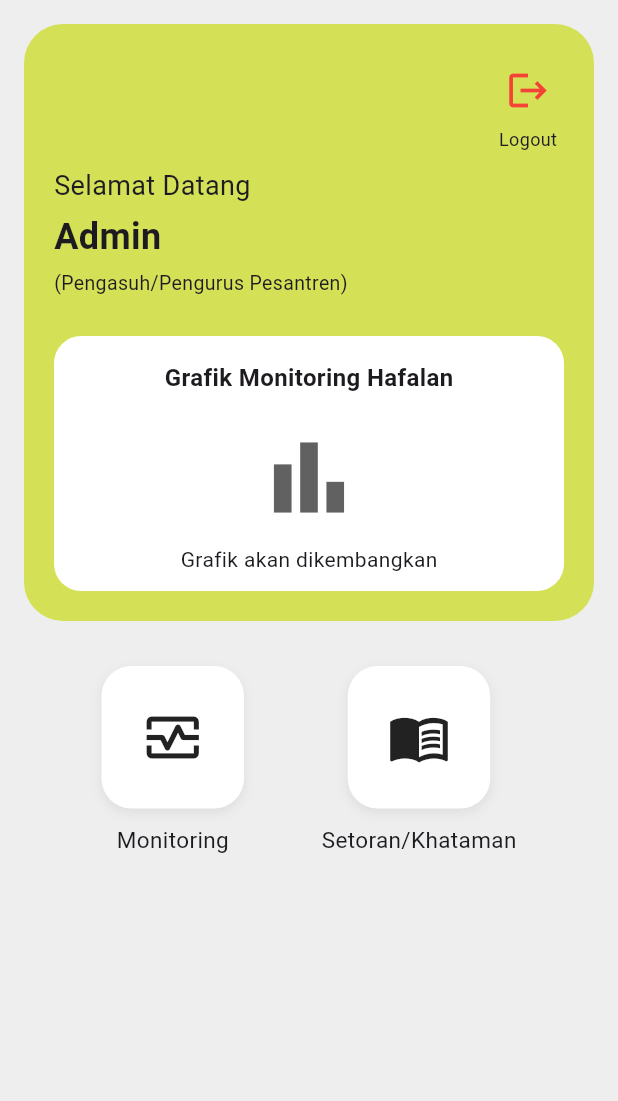
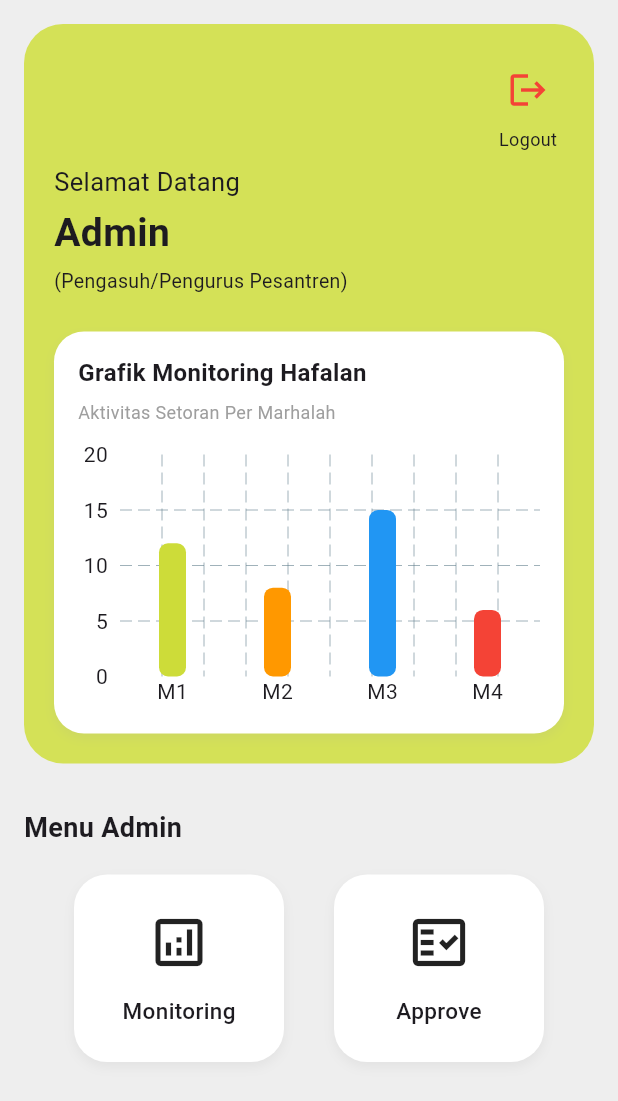
Before and after one commit to kaedehara2/Hafalan_kitab, a Flutter app: the DashboardAdminPage screen opened directly, on a phone screen of 412 x 824 dp. Shown: the top 1101 px of the screen. Run offline on Flutter 3.47's test engine with Material 3 defaults, Android fonts, the phone set to English and light mode, and no system bars; drawn by our look-alikes of fl_chart; our stand-ins replace supabase_flutter; accounts and stored records are empty.

Commit message:
Perbaikan menu dashboard dan penambahan grafik

```diff
--- a/lib/admin/dashboardadmin.dart
+++ b/lib/admin/dashboardadmin.dart
@@ -1,4 +1,5 @@
 import 'package:flutter/material.dart';
+import 'grafik.dart';
 
 class DashboardAdminPage extends StatefulWidget {
 
@@ -19,15 +20,15 @@ class _DashboardAdminPageState
 
     return Scaffold(
 
-      backgroundColor:
-          Colors.grey[200],
+      backgroundColor: Colors.grey[200],
 
       body: SafeArea(
 
+        child: SingleChildScrollView(
+
           child: Padding(
 
-          padding:
-              const EdgeInsets.all(16),
+            padding: const EdgeInsets.all(16),
 
             child: Column(
 
@@ -46,12 +47,10 @@ class _DashboardAdminPageState
 
                   decoration: BoxDecoration(
 
-                  color:
-                      Colors.lime[400],
+                    color: Colors.lime[400],
 
                     borderRadius:
-                      BorderRadius.circular(
-                          26),
+                        BorderRadius.circular(26),
                   ),
 
                   child: Column(
@@ -61,16 +60,13 @@ class _DashboardAdminPageState
 
                     children: [
 
-                    // ================= TOP =================
+                      // ================= LOGOUT =================
                       Row(
 
                         mainAxisAlignment:
-                          MainAxisAlignment
-                              .spaceBetween,
+                            MainAxisAlignment.end,
 
                         children: [
-
-                        const SizedBox(),
 
                           Column(
 
@@ -84,14 +80,19 @@ class _DashboardAdminPageState
                                 },
 
                                 icon: const Icon(
+
                                   Icons.logout,
+
                                   color: Colors.red,
-                                size: 30,
+
+                                  size: 28,
                                 ),
                               ),
 
                               const Text(
+
                                 'Logout',
+
                                 style: TextStyle(
                                   fontSize: 12,
                                 ),
@@ -101,7 +102,7 @@ class _DashboardAdminPageState
                         ],
                       ),
 
-                    const SizedBox(height: 10),
+                      const SizedBox(height: 8),
 
                       // ================= TEXT =================
                       const Text(
@@ -109,7 +110,7 @@ class _DashboardAdminPageState
                         'Selamat Datang',
 
                         style: TextStyle(
-                        fontSize: 18,
+                          fontSize: 17,
                         ),
                       ),
 
@@ -120,7 +121,9 @@ class _DashboardAdminPageState
                         'Admin',
 
                         style: TextStyle(
-                        fontSize: 24,
+
+                          fontSize: 26,
+
                           fontWeight:
                               FontWeight.bold,
                         ),
@@ -137,33 +140,42 @@ class _DashboardAdminPageState
                         ),
                       ),
 
-                    const SizedBox(height: 26),
+                      const SizedBox(height: 24),
 
                       // ================= CARD GRAFIK =================
                       Container(
 
                         width: double.infinity,
 
-                      height: 170,
-
                         padding:
-                          const EdgeInsets.all(
-                              16),
+                            const EdgeInsets.all(16),
 
                         decoration: BoxDecoration(
 
                           color: Colors.white,
 
                           borderRadius:
-                            BorderRadius.circular(
-                                18),
+                              BorderRadius.circular(20),
+
+                          boxShadow: [
+
+                            BoxShadow(
+
+                              color: Colors.grey
+                                  .withOpacity(0.15),
+
+                              blurRadius: 6,
+
+                              offset:
+                                  const Offset(0, 3),
+                            ),
+                          ],
                         ),
 
                         child: Column(
 
-                        mainAxisAlignment:
-                            MainAxisAlignment
-                                .center,
+                          crossAxisAlignment:
+                              CrossAxisAlignment.start,
 
                           children: [
 
@@ -172,27 +184,30 @@ class _DashboardAdminPageState
                               'Grafik Monitoring Hafalan',
 
                               style: TextStyle(
+
                                 fontWeight:
                                     FontWeight.bold,
+
                                 fontSize: 16,
                               ),
                             ),
 
-                          const SizedBox(
-                              height: 20),
+                            const SizedBox(height: 6),
 
-                          Icon(
-                            Icons.bar_chart,
-                            size: 70,
-                            color: Colors.grey[700],
+                            const Text(
+
+                              'Aktivitas Setoran Per Marhalah',
+
+                              style: TextStyle(
+                                fontSize: 12,
+                                color: Colors.grey,
+                              ),
                             ),
 
-                          const SizedBox(
-                              height: 10),
+                            const SizedBox(height: 20),
 
-                          const Text(
-                            'Grafik akan dikembangkan',
-                          ),
+                            // ================= GRAFIK =================
+                            const Grafik(),
                           ],
                         ),
                       ),
@@ -202,20 +217,33 @@ class _DashboardAdminPageState
 
                 const SizedBox(height: 30),
 
+                // ================= MENU TITLE =================
+                const Text(
+
+                  'Menu Admin',
+
+                  style: TextStyle(
+
+                    fontSize: 18,
+
+                    fontWeight: FontWeight.bold,
+                  ),
+                ),
+
+                const SizedBox(height: 18),
+
                 // ================= MENU =================
                 Row(
 
                   mainAxisAlignment:
-                    MainAxisAlignment
-                        .spaceEvenly,
+                      MainAxisAlignment.spaceEvenly,
 
                   children: [
 
                     // ================= MONITORING =================
                     buildMenuItem(
 
-                    icon:
-                        Icons.monitor_heart_outlined,
+                      icon: Icons.analytics_outlined,
 
                       title: 'Monitoring',
 
@@ -225,13 +253,12 @@ class _DashboardAdminPageState
                       },
                     ),
 
-                  // ================= SETORAN =================
+                    // ================= APPROVE =================
                     buildMenuItem(
 
-                    icon:
-                        Icons.menu_book_outlined,
+                      icon: Icons.fact_check_outlined,
 
-                    title: 'Setoran/Khataman',
+                      title: 'Approve',
 
                       onTap: () {
 
@@ -241,6 +268,7 @@ class _DashboardAdminPageState
                   ],
                 ),
               ],
+            ),
           ),
         ),
       ),
@@ -256,36 +284,37 @@ class _DashboardAdminPageState
 
   }) {
 
-    return Column(
-
-      children: [
-
-        InkWell(
+    return InkWell(
 
       onTap: onTap,
 
       borderRadius:
-              BorderRadius.circular(20),
+          BorderRadius.circular(22),
 
       child: Container(
 
-            width: 95,
-            height: 95,
+        width: 140,
+
+        padding:
+            const EdgeInsets.symmetric(
+
+          vertical: 24,
+          horizontal: 12,
+        ),
 
         decoration: BoxDecoration(
 
           color: Colors.white,
 
           borderRadius:
-                  BorderRadius.circular(
-                      20),
+              BorderRadius.circular(22),
 
           boxShadow: [
 
             BoxShadow(
 
-                  color: Colors.grey
-                      .withOpacity(0.2),
+              color:
+                  Colors.grey.withOpacity(0.15),
 
               blurRadius: 6,
 
@@ -295,22 +324,31 @@ class _DashboardAdminPageState
           ],
         ),
 
-            child: Icon(
+        child: Column(
+
+          children: [
+
+            Icon(
               icon,
               size: 42,
             ),
-          ),
-        ),
 
-        const SizedBox(height: 10),
+            const SizedBox(height: 14),
 
             Text(
+
               title,
+
               style: const TextStyle(
+
                 fontSize: 15,
+
+                fontWeight: FontWeight.w500,
               ),
             ),
           ],
+        ),
+      ),
     );
   }
 }
--- a/lib/admin/grafik.dart
+++ b/lib/admin/grafik.dart
@@ -0,0 +1,175 @@
+import 'package:fl_chart/fl_chart.dart';
+import 'package:flutter/material.dart';
+
+class Grafik extends StatelessWidget {
+  const Grafik({super.key});
+
+  @override
+  Widget build(BuildContext context) {
+
+    return SizedBox(
+
+      height: 170,
+
+      child: BarChart(
+
+        BarChartData(
+
+          alignment:
+              BarChartAlignment.spaceAround,
+
+          maxY: 20,
+
+          borderData:
+              FlBorderData(show: false),
+
+          gridData:
+              FlGridData(show: true),
+
+          titlesData: FlTitlesData(
+
+            topTitles:
+                const AxisTitles(
+
+              sideTitles:
+                  SideTitles(
+                showTitles: false,
+              ),
+            ),
+
+            rightTitles:
+                const AxisTitles(
+
+              sideTitles:
+                  SideTitles(
+                showTitles: false,
+              ),
+            ),
+
+            leftTitles:
+                const AxisTitles(
+
+              sideTitles:
+                  SideTitles(
+                showTitles: true,
+                reservedSize: 28,
+              ),
+            ),
+
+            bottomTitles: AxisTitles(
+
+              sideTitles: SideTitles(
+
+                showTitles: true,
+
+                getTitlesWidget:
+                    (value, meta) {
+
+                  switch (value.toInt()) {
+
+                    case 0:
+                      return const Text('M1');
+
+                    case 1:
+                      return const Text('M2');
+
+                    case 2:
+                      return const Text('M3');
+
+                    case 3:
+                      return const Text('M4');
+                  }
+
+                  return const Text('');
+                },
+              ),
+            ),
+          ),
+
+          barGroups: [
+
+            BarChartGroupData(
+
+              x: 0,
+
+              barRods: [
+
+                BarChartRodData(
+
+                  toY: 12,
+
+                  width: 18,
+
+                  borderRadius:
+                      BorderRadius.circular(6),
+
+                  color: Colors.lime,
+                ),
+              ],
+            ),
+
+            BarChartGroupData(
+
+              x: 1,
+
+              barRods: [
+
+                BarChartRodData(
+
+                  toY: 8,
+
+                  width: 18,
+
+                  borderRadius:
+                      BorderRadius.circular(6),
+
+                  color: Colors.orange,
+                ),
+              ],
+            ),
+
+            BarChartGroupData(
+
+              x: 2,
+
+              barRods: [
+
+                BarChartRodData(
+
+                  toY: 15,
+
+                  width: 18,
+
+                  borderRadius:
+                      BorderRadius.circular(6),
+
+                  color: Colors.blue,
+                ),
+              ],
+            ),
+
+            BarChartGroupData(
+
+              x: 3,
+
+              barRods: [
+
+                BarChartRodData(
+
+                  toY: 6,
+
+                  width: 18,
+
+                  borderRadius:
+                      BorderRadius.circular(6),
+
+                  color: Colors.red,
+                ),
+              ],
+            ),
+          ],
+        ),
+      ),
+    );
+  }
+}
--- a/lib/main.dart
+++ b/lib/main.dart
@@ -41,9 +41,9 @@ class MyApp extends StatelessWidget {
       //home: const DaftarAkun(),
 //home: JurumiyahPage(),
       // contoh lain:
-      // home: DashboardAdminPage(),
+       home: DashboardAdminPage(),
       // home: ApproveKhatamanPage(),
-       home: MonitoringPage(),
+      // home: MonitoringPage(),
       // home: Login(),
       // home: DashboardPage(username: 'Guest', marhalah: 'Marhalah 1'),
       // home: KelolaDataSantri(),
--- a/pubspec.yaml
+++ b/pubspec.yaml
@@ -15,6 +15,7 @@ dependencies:
   supabase_flutter: ^2.12.4
   image_picker: ^1.2.2
   intl: ^0.20.2
+  fl_chart: ^1.2.0
 
 dev_dependencies:
   flutter_test:
```
Also changed, not shown: pubspec.lock. Lines whose indentation alone changed are shown as unchanged.
